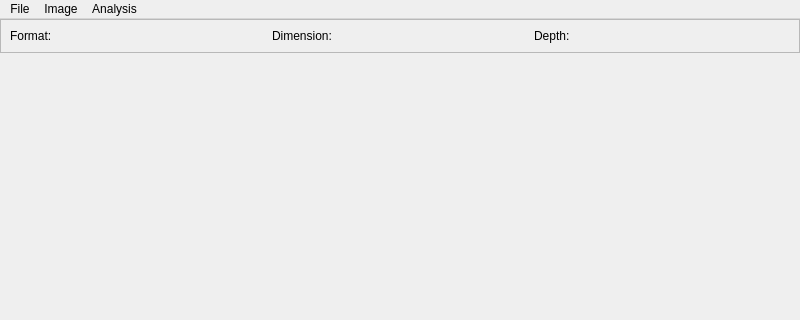
Old version of the form mainwindow.ui in the repository alephshahor/Pinzo; both pictures show x 0 to 800 and y 0 to 320 of the 800 by 600 pixel window.
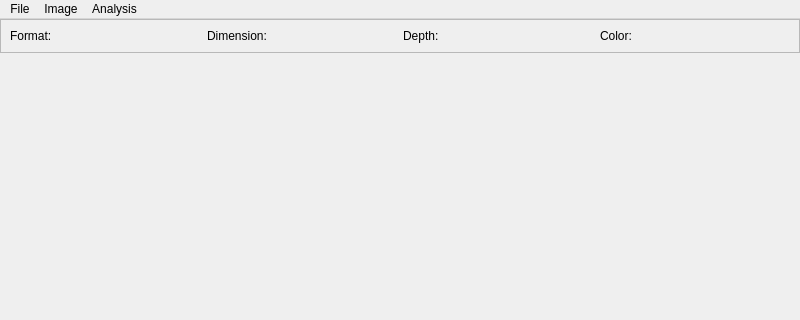
New version of the form.

The edit to the form file:
```diff
--- a/mainwindow.ui
+++ b/mainwindow.ui
@@ -66,6 +66,13 @@
          </property>
         </widget>
        </item>
+       <item>
+        <widget class="QLabel" name="colorLabel">
+         <property name="text">
+          <string>Color:</string>
+         </property>
+        </widget>
+       </item>
       </layout>
      </widget>
     </item>
```
